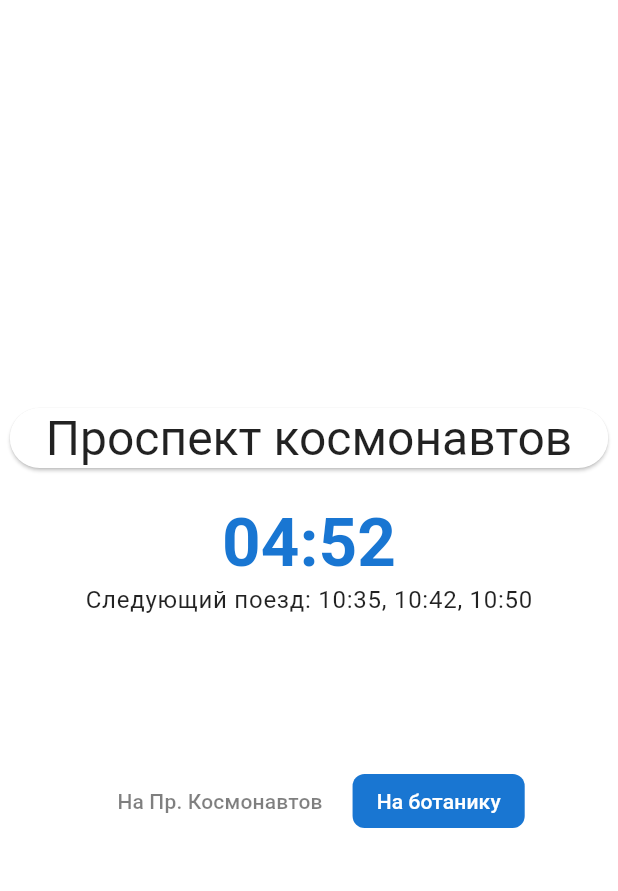
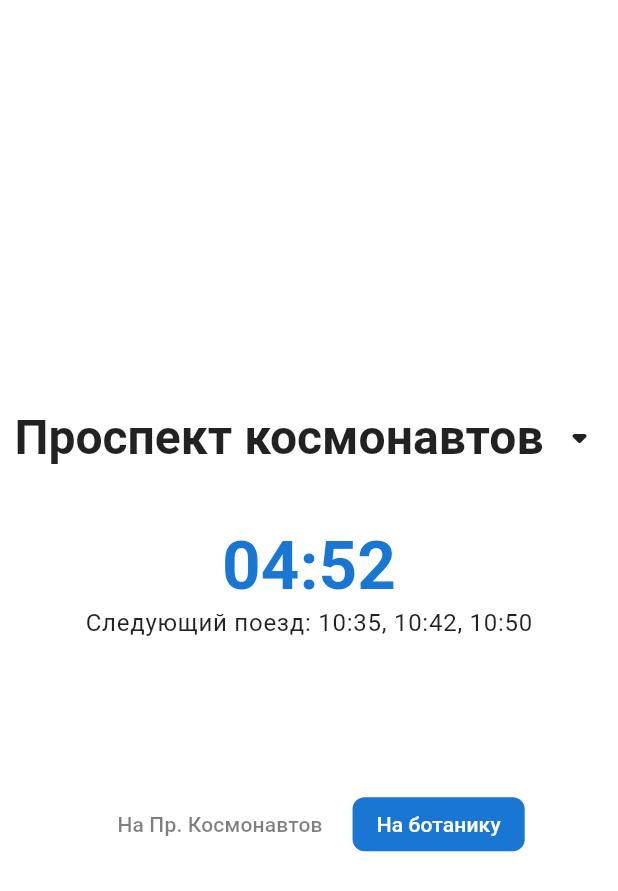
Before and after one commit to samb1232/eburg_metro_timer, a Flutter app: the screen it shows after launch, on a phone screen of 412 x 824 dp. Shown: the top 891 px of the screen. Run offline on Flutter 3.47's test engine with Material 3 defaults, Android fonts, the phone set to English and light mode, and no system bars.

Commit message:
changed style of choosen station display

```diff
--- a/lib/features/timer_screen/presentation/widgets/chosen_station_display.dart
+++ b/lib/features/timer_screen/presentation/widgets/chosen_station_display.dart
@@ -1,22 +1,67 @@
 import 'package:flutter/material.dart';
 import 'package:metro_schedule/navigation/app_router.dart';
 
-class ChosenStationDisplay extends StatelessWidget {
+class ChosenStationDisplay extends StatefulWidget {
   final String stationName;
 
-  const ChosenStationDisplay({super.key, required this.stationName});
+  const ChosenStationDisplay({
+    super.key,
+    required this.stationName,
+  });
+
+  @override
+  State<ChosenStationDisplay> createState() => _ChosenStationDisplayState();
+}
+
+class _ChosenStationDisplayState extends State<ChosenStationDisplay> {
+  bool _isPressed = false;
 
   @override
   Widget build(BuildContext context) {
+    final colorScheme = Theme.of(context).colorScheme;
+    final textTheme = Theme.of(context).textTheme;
+
     return Column(
       children: [
-        ElevatedButton(
-          onPressed: () {
+        GestureDetector(
+          onTapDown: (_) => setState(() => _isPressed = true),
+          onTapUp: (_) => setState(() => _isPressed = false),
+          onTapCancel: () => setState(() => _isPressed = false),
+          onTap: () {
             Navigator.pushNamed(context, AppRouter.chooseStationRoot);
           },
-          child: Text(
-            stationName,
-            style: Theme.of(context).textTheme.headlineLarge,
+          child: Transform.scale(
+            scale: _isPressed ? 0.98 : 1.0,
+            child: Container(
+              width: double.infinity,
+              padding: const EdgeInsets.symmetric(vertical: 20),
+              decoration: BoxDecoration(
+                color: _isPressed
+                    ? colorScheme.primary.withOpacity(0.1)
+                    : colorScheme.surface,
+                borderRadius: BorderRadius.circular(12),
+              ),
+              child: Row(
+                mainAxisAlignment: MainAxisAlignment.center,
+                children: [
+                  Text(
+                    widget.stationName,
+                    style: textTheme.displaySmall?.copyWith(
+                      fontSize: 32,
+                      fontWeight: FontWeight.w600,
+                      color: colorScheme.onSurface,
+                    ),
+                    textAlign: TextAlign.center,
+                  ),
+                  const SizedBox(width: 8),
+                  Icon(
+                    Icons.arrow_drop_down_rounded,
+                    color: colorScheme.onSurface,
+                    size: 32,
+                  ),
+                ],
+              ),
+            ),
           ),
         ),
       ],
```
